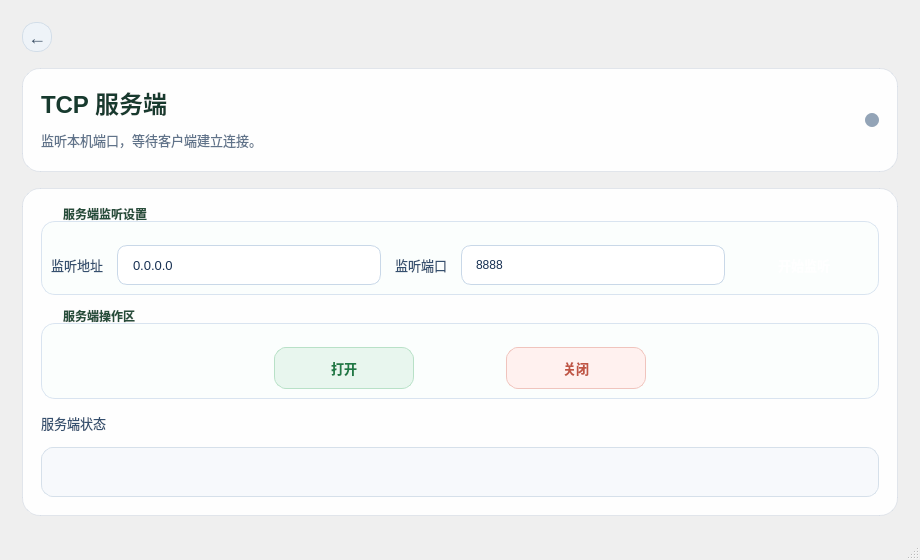
woply-code/tcp-client-ascii, file src/TcpServerWindow.ui: the form before one commit.
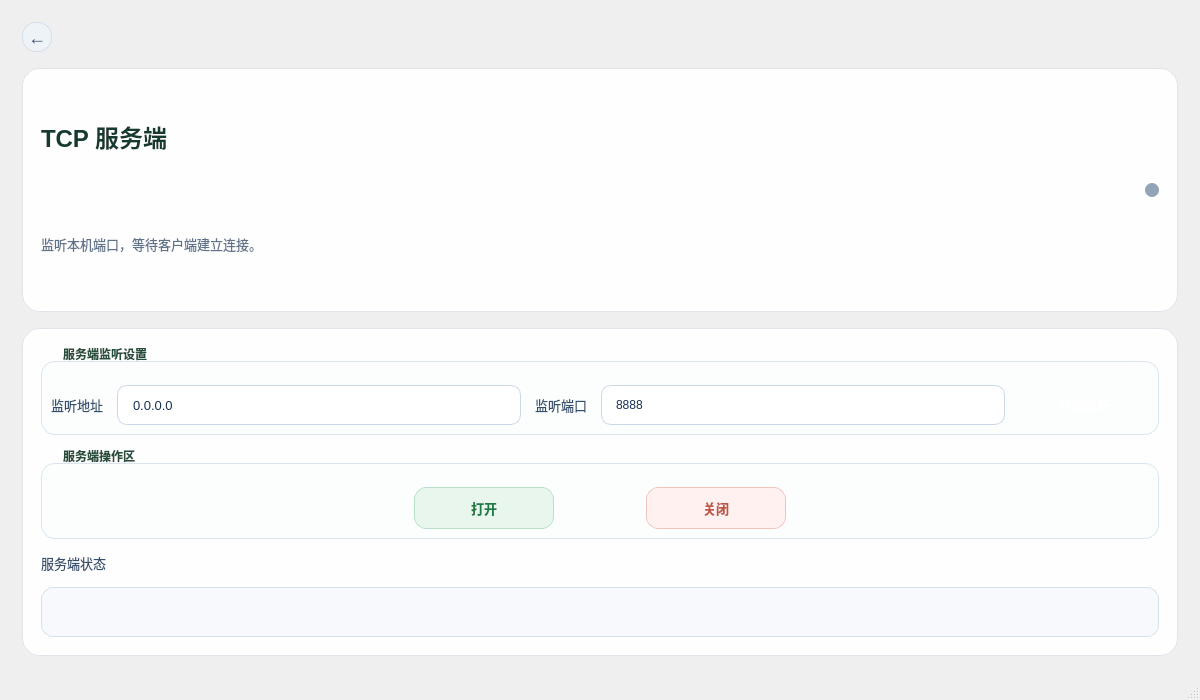
The form after the commit.

Commit message: Update TCP client and server UI

Diff of the .ui file:
```diff
--- a/src/TcpServerWindow.ui
+++ b/src/TcpServerWindow.ui
@@ -6,20 +6,20 @@
    <rect>
     <x>0</x>
     <y>0</y>
-    <width>920</width>
-    <height>560</height>
+    <width>1200</width>
+    <height>700</height>
    </rect>
   </property>
   <property name="minimumSize">
    <size>
-    <width>920</width>
-    <height>560</height>
+    <width>1200</width>
+    <height>700</height>
    </size>
   </property>
   <property name="maximumSize">
    <size>
-    <width>920</width>
-    <height>560</height>
+    <width>1200</width>
+    <height>700</height>
    </size>
   </property>
   <property name="windowTitle">
```
Left out of the diff: 4 changed lines with no effect on the pictures. The commit also changes 7 other files.
